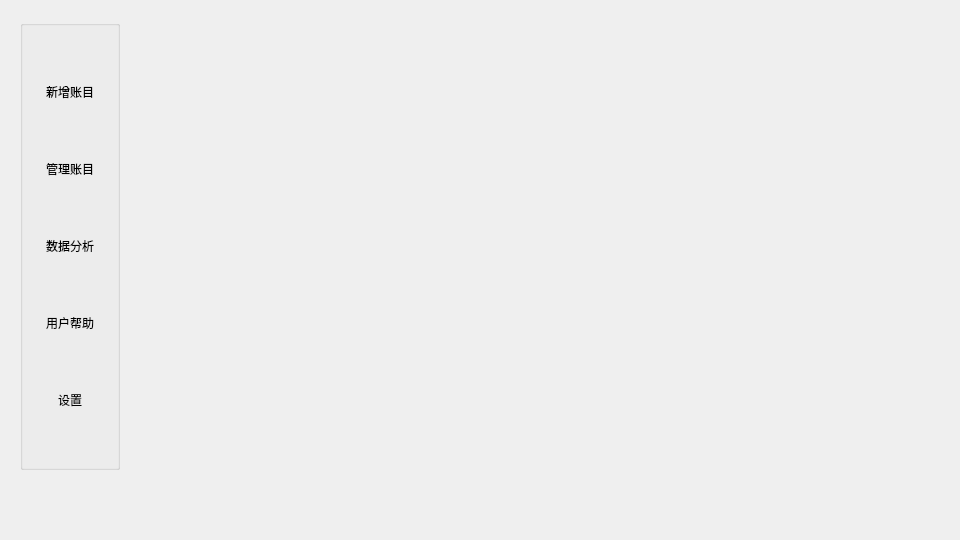
First picture: the form in main_page.ui, repository YuanQiPKU/Reservoir, before the edit.
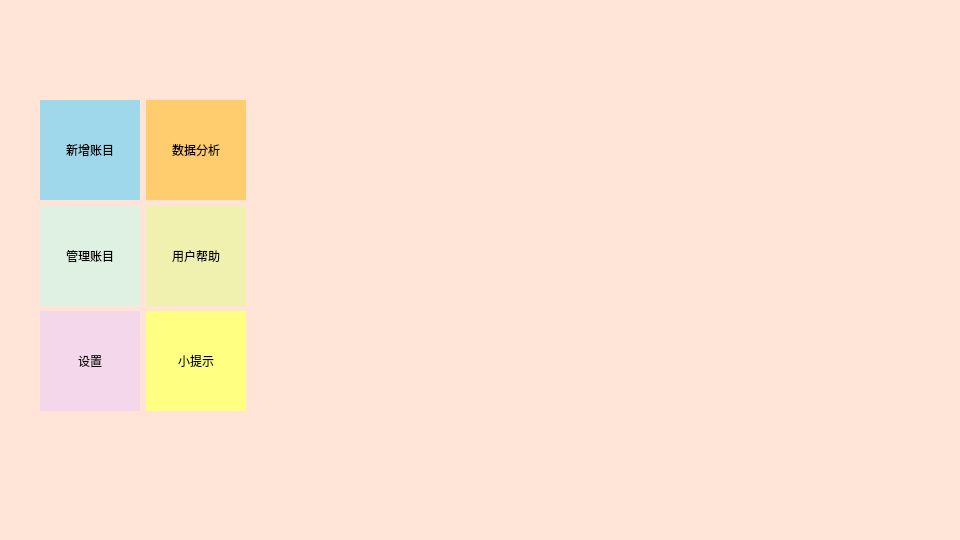
Second picture: the form after the edit. Icons and pictures are not drawn.

Commit message: 修改了一些问题

Diff of the .ui file:
```diff
--- a/main_page.ui
+++ b/main_page.ui
@@ -25,119 +25,40 @@
   <property name="windowTitle">
    <string>Form</string>
   </property>
-  <widget class="QGroupBox" name="verticalGroupBox">
+  <property name="windowIcon">
+   <iconset theme="appointment-new"/>
+  </property>
+  <property name="styleSheet">
+   <string notr="true">alternate-background-color: rgb(169, 170, 165);
+background-color: rgb(255, 228, 215);</string>
+  </property>
+  <widget class="QWidget" name="gridLayoutWidget">
    <property name="geometry">
     <rect>
-     <x>20</x>
-     <y>20</y>
-     <width>100</width>
-     <height>450</height>
+     <x>40</x>
+     <y>100</y>
+     <width>206</width>
+     <height>311</height>
     </rect>
    </property>
-   <property name="minimumSize">
-    <size>
-     <width>100</width>
-     <height>450</height>
-    </size>
-   </property>
-   <property name="maximumSize">
-    <size>
-     <width>100</width>
-     <height>450</height>
-    </size>
-   </property>
-   <layout class="QVBoxLayout" name="verticalLayout">
-    <item>
-     <widget class="QPushButton" name="btnAddAccount">
-      <property name="styleSheet">
-       <string notr="true">QPushButton {
-	font: 290 9pt &quot;微软雅黑 Light&quot;;
-    border: none; /* 控件本身无边框 */
-    color: #000000; /* 文字颜色 */
-    font-weight: normal;
-    padding: 5px; /* 按需调整内边距 */
-}
-
-QPushButton:hover {
-    text-decoration: underline; /* 鼠标悬浮文字加下划线 */
-    color: #1e92ff; /* 文字颜色变浅 */
-}
-
-QPushButton:pressed {
-    border-style: solid; /* 按下时边框样式 */
-    border-width: 1px; /* 按下时边框宽度 */
-    border-color: #8c8884; /* 按下时边框颜色 */
-    border-radius: 5px; /* 边框圆角 */
-}
-</string>
-      </property>
-      <property name="text">
-       <string>新增账目</string>
-      </property>
-     </widget>
-    </item>
-    <item>
-     <widget class="QPushButton" name="btnManageAccount">
-      <property name="styleSheet">
-       <string notr="true">QPushButton {
-	font: 290 9pt &quot;微软雅黑 Light&quot;;
-    border: none; /* 控件本身无边框 */
-    color: #000000; /* 文字颜色 */
-    font-weight: normal;
-    padding: 5px; /* 按需调整内边距 */
-}
-
-QPushButton:hover {
-    text-decoration: underline; /* 鼠标悬浮文字加下划线 */
-    color: #1e92ff; /* 文字颜色变浅 */
-}
-
-QPushButton:pressed {
-    border-style: solid; /* 按下时边框样式 */
-    border-width: 1px; /* 按下时边框宽度 */
-    border-color: #8c8884; /* 按下时边框颜色 */
-    border-radius: 5px; /* 边框圆角 */
-}
-</string>
-      </property>
-      <property name="text">
-       <string>管理账目</string>
-      </property>
-     </widget>
-    </item>
-    <item>
-     <widget class="QPushButton" name="btnDataAnalysis">
-      <property name="styleSheet">
-       <string notr="true">QPushButton {
-	font: 290 9pt &quot;微软雅黑 Light&quot;;
-    border: none; /* 控件本身无边框 */
-    color: #000000; /* 文字颜色 */
-    font-weight: normal;
-    padding: 5px; /* 按需调整内边距 */
-}
-
-QPushButton:hover {
-    text-decoration: underline; /* 鼠标悬浮文字加下划线 */
-    color: #1e92ff; /* 文字颜色变浅 */
-}
-
-QPushButton:pressed {
-    border-style: solid; /* 按下时边框样式 */
-    border-width: 1px; /* 按下时边框宽度 */
-    border-color: #8c8884; /* 按下时边框颜色 */
-    border-radius: 5px; /* 边框圆角 */
-}
-</string>
-      </property>
-      <property name="text">
-       <string>数据分析</string>
-      </property>
-     </widget>
-    </item>
-    <item>
+   <layout class="QGridLayout" name="gridLayout">
+    <item row="2" column="1">
      <widget class="QPushButton" name="btnUserHelp">
+      <property name="minimumSize">
+       <size>
+        <width>100</width>
+        <height>100</height>
+       </size>
+      </property>
+      <property name="maximumSize">
+       <size>
+        <width>100</width>
+        <height>100</height>
+       </size>
+      </property>
       <property name="styleSheet">
        <string notr="true">QPushButton {
+	background-color: rgba(227, 255, 133, 125);
 	font: 290 9pt &quot;微软雅黑 Light&quot;;
     border: none; /* 控件本身无边框 */
     color: #000000; /* 文字颜色 */
@@ -163,10 +84,23 @@
       </property>
      </widget>
     </item>
-    <item>
+    <item row="3" column="0">
      <widget class="QPushButton" name="btnSettings">
+      <property name="minimumSize">
+       <size>
+        <width>100</width>
+        <height>100</height>
+       </size>
+      </property>
+      <property name="maximumSize">
+       <size>
+        <width>100</width>
+        <height>100</height>
+       </size>
+      </property>
       <property name="styleSheet">
        <string notr="true">QPushButton {
+	background-color: rgba(233, 202, 255, 125);
 	font: 290 9pt &quot;微软雅黑 Light&quot;;
     border: none; /* 控件本身无边框 */
     color: #000000; /* 文字颜色 */
@@ -192,6 +126,181 @@
       </property>
      </widget>
     </item>
+    <item row="2" column="0">
+     <widget class="QPushButton" name="btnManageAccount">
+      <property name="minimumSize">
+       <size>
+        <width>100</width>
+        <height>100</height>
+       </size>
+      </property>
+      <property name="maximumSize">
+       <size>
+        <width>100</width>
+        <height>100</height>
+       </size>
+      </property>
+      <property name="focusPolicy">
+       <enum>Qt::StrongFocus</enum>
+      </property>
+      <property name="styleSheet">
+       <string notr="true">QPushButton {
+	background-color: rgba(188, 255, 236, 125);
+	font: 290 9pt &quot;微软雅黑 Light&quot;;
+    border: none; /* 控件本身无边框 */
+    color: #000000; /* 文字颜色 */
+    font-weight: normal;
+    padding: 5px; /* 按需调整内边距 */
+}
+
+QPushButton:hover {
+    text-decoration: underline; /* 鼠标悬浮文字加下划线 */
+    color: #1e92ff; /* 文字颜色变浅 */
+}
+
+QPushButton:pressed {
+    border-style: solid; /* 按下时边框样式 */
+    border-width: 1px; /* 按下时边框宽度 */
+    border-color: #8c8884; /* 按下时边框颜色 */
+    border-radius: 5px; /* 边框圆角 */
+}
+</string>
+      </property>
+      <property name="text">
+       <string>管理账目</string>
+      </property>
+     </widget>
+    </item>
+    <item row="0" column="1">
+     <widget class="QPushButton" name="btnDataAnalysis">
+      <property name="minimumSize">
+       <size>
+        <width>100</width>
+        <height>100</height>
+       </size>
+      </property>
+      <property name="maximumSize">
+       <size>
+        <width>100</width>
+        <height>100</height>
+       </size>
+      </property>
+      <property name="styleSheet">
+       <string notr="true">QPushButton {
+   	
+	background-color: rgba(255, 179, 0, 125);
+	font: 290 9pt &quot;微软雅黑 Light&quot;;
+    border: none; /* 控件本身无边框 */
+    color: #000000; /* 文字颜色 */
+    font-weight: normal;
+    padding: 5px; /* 按需调整内边距 */
+}
+
+QPushButton:hover {
+    text-decoration: underline; /* 鼠标悬浮文字加下划线 */
+    color: #1e92ff; /* 文字颜色变浅 */
+}
+
+QPushButton:pressed {
+    border-style: solid; /* 按下时边框样式 */
+    border-width: 1px; /* 按下时边框宽度 */
+    border-color: #8c8884; /* 按下时边框颜色 */
+    border-radius: 5px; /* 边框圆角 */
+}
+</string>
+      </property>
+      <property name="text">
+       <string>数据分析</string>
+      </property>
+     </widget>
+    </item>
+    <item row="3" column="1">
+     <widget class="QPushButton" name="btnTip">
+      <property name="minimumSize">
+       <size>
+        <width>100</width>
+        <height>100</height>
+       </size>
+      </property>
+      <property name="maximumSize">
+       <size>
+        <width>100</width>
+        <height>100</height>
+       </size>
+      </property>
+      <property name="styleSheet">
+       <string notr="true">QPushButton {
+	background-color: rgb(255, 255, 129);
+	font: 290 9pt &quot;微软雅黑 Light&quot;;
+    border: none; /* 控件本身无边框 */
+    color: #000000; /* 文字颜色 */
+    font-weight: normal;
+    padding: 5px; /* 按需调整内边距 */
+}
+
+QPushButton:hover {
+    text-decoration: underline; /* 鼠标悬浮文字加下划线 */
+    color: #1e92ff; /* 文字颜色变浅 */
+}
+
+QPushButton:pressed {
+    border-style: solid; /* 按下时边框样式 */
+    border-width: 1px; /* 按下时边框宽度 */
+    border-color: #8c8884; /* 按下时边框颜色 */
+    border-radius: 5px; /* 边框圆角 */
+}
+</string>
+      </property>
+      <property name="text">
+       <string>小提示</string>
+      </property>
+     </widget>
+    </item>
+    <item row="0" column="0">
+     <widget class="QPushButton" name="btnAddAccount">
+      <property name="minimumSize">
+       <size>
+        <width>100</width>
+        <height>100</height>
+       </size>
+      </property>
+      <property name="maximumSize">
+       <size>
+        <width>100</width>
+        <height>100</height>
+       </size>
+      </property>
+      <property name="contextMenuPolicy">
+       <enum>Qt::DefaultContextMenu</enum>
+      </property>
+      <property name="styleSheet">
+       <string notr="true">QPushButton {
+	background-color: rgba(61, 203, 255, 125);
+	font: 290 9pt &quot;微软雅黑 Light&quot;;
+    border: none; /* 控件本身无边框 */
+    color: #000000; /* 文字颜色 */
+    font-weight: normal;
+    padding: 5px; /* 按需调整内边距 */
+}
+
+QPushButton:hover {
+    text-decoration: underline; /* 鼠标悬浮文字加下划线 */
+    color: #1e92ff; /* 文字颜色变浅 */
+}
+
+QPushButton:pressed {
+    border-style: solid; /* 按下时边框样式 */
+    border-width: 1px; /* 按下时边框宽度 */
+    border-color: #8c8884; /* 按下时边框颜色 */
+    border-radius: 5px; /* 边框圆角 */
+}
+</string>
+      </property>
+      <property name="text">
+       <string>新增账目</string>
+      </property>
+     </widget>
+    </item>
    </layout>
   </widget>
  </widget>
```
The commit also changes 1 other file.
